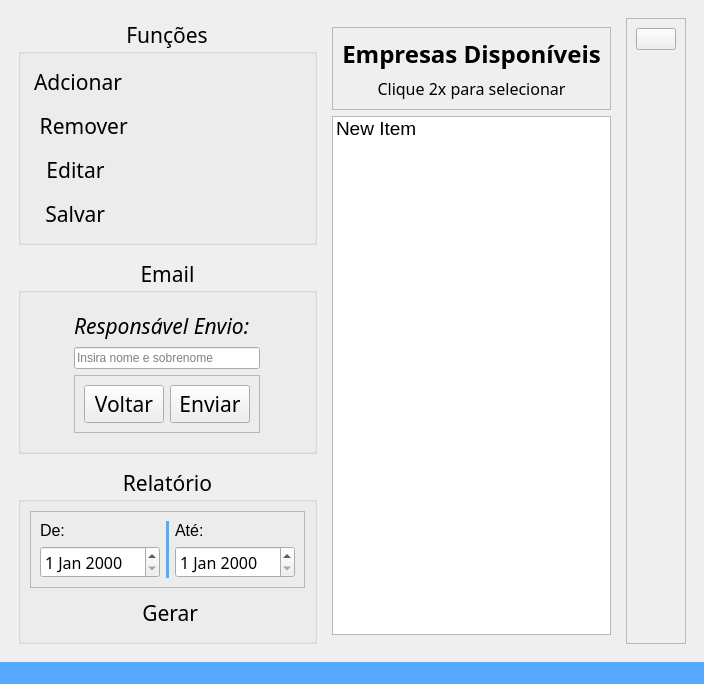
The window that src/ui/window_pend.ui (DeltaPrice-Pedro/Pendencias_Contabeis) describes before a commit, drawn with Qt 5.
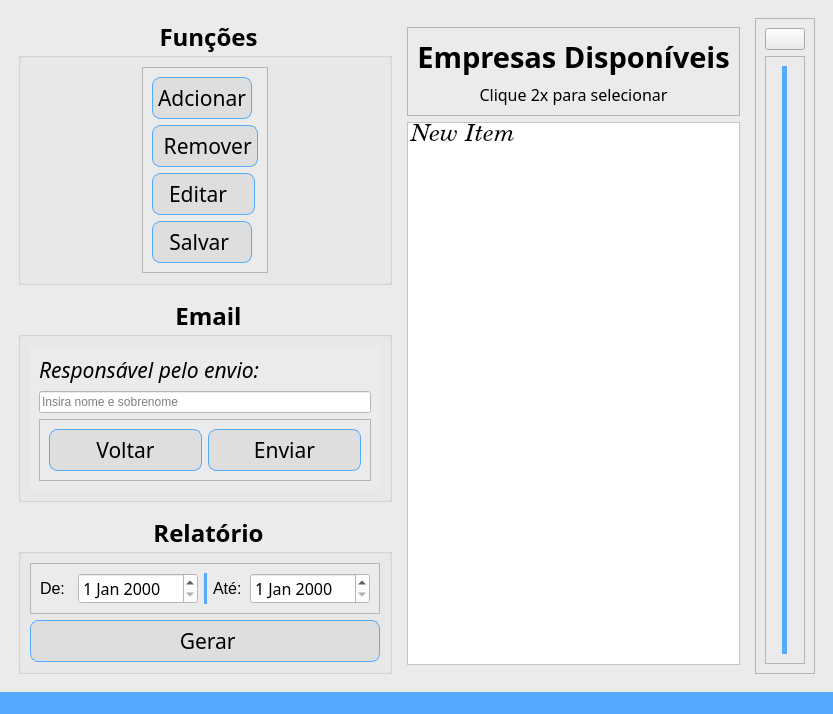
The same window after the commit. The open tabs and pages were chosen to show the change. Icons and pictures are not drawn.

Commit message: interface updt

```diff
--- a/src/ui/window_pend.ui
+++ b/src/ui/window_pend.ui
@@ -6,13 +6,19 @@
    <rect>
     <x>0</x>
     <y>0</y>
-    <width>635</width>
-    <height>652</height>
+    <width>764</width>
+    <height>677</height>
    </rect>
   </property>
   <property name="windowTitle">
    <string>Pendências Contábeis</string>
   </property>
+  <property name="autoFillBackground">
+   <bool>false</bool>
+  </property>
+  <property name="styleSheet">
+   <string notr="true">background-color: rgb(235, 235, 235);</string>
+  </property>
   <widget class="QWidget" name="centralwidget">
    <layout class="QGridLayout" name="gridLayout">
     <item row="1" column="0" colspan="2">
@@ -45,9 +51,14 @@
               </property>
               <property name="font">
                <font>
-                <pointsize>14</pointsize>
+                <family>Century</family>
+                <pointsize>18</pointsize>
+                <italic>true</italic>
                </font>
               </property>
+              <property name="styleSheet">
+               <string notr="true">background-color: rgb(255, 255, 255);</string>
+              </property>
               <item>
                <property name="text">
                 <string>New Item</string>
@@ -69,7 +80,7 @@
                  <property name="font">
                   <font>
                    <family>Tw Cen MT</family>
-                   <pointsize>18</pointsize>
+                   <pointsize>22</pointsize>
                    <bold>true</bold>
                   </font>
                  </property>
@@ -193,7 +204,50 @@
             </widget>
            </item>
            <item>
-            <spacer name="verticalSpacer">
+            <widget class="QFrame" name="frame_5">
+             <property name="frameShape">
+              <enum>QFrame::Shape::StyledPanel</enum>
+             </property>
+             <property name="frameShadow">
+              <enum>QFrame::Shadow::Raised</enum>
+             </property>
+             <layout class="QHBoxLayout" name="horizontalLayout_4">
+              <item>
+               <widget class="Line" name="line_3">
+                <property name="sizePolicy">
+                 <sizepolicy hsizetype="Maximum" vsizetype="Minimum">
+                  <horstretch>0</horstretch>
+                  <verstretch>0</verstretch>
+                 </sizepolicy>
+                </property>
+                <property name="minimumSize">
+                 <size>
+                  <width>5</width>
+                  <height>0</height>
+                 </size>
+                </property>
+                <property name="styleSheet">
+                 <string notr="true">background-color: rgb(85, 170, 255);</string>
+                </property>
+                <property name="lineWidth">
+                 <number>0</number>
+                </property>
+                <property name="midLineWidth">
+                 <number>0</number>
+                </property>
+                <property name="orientation">
+                 <enum>Qt::Orientation::Vertical</enum>
+                </property>
+               </widget>
+              </item>
+             </layout>
+            </widget>
+           </item>
+          </layout>
+         </widget>
+        </item>
+        <item row="3" column="0">
+         <spacer name="verticalSpacer_3">
              <property name="orientation">
               <enum>Qt::Orientation::Vertical</enum>
              </property>
@@ -204,9 +258,6 @@
               </size>
              </property>
             </spacer>
-           </item>
-          </layout>
-         </widget>
         </item>
         <item row="2" column="0">
          <widget class="QGroupBox" name="groupBox_email">
@@ -219,8 +270,8 @@
           <property name="font">
            <font>
             <family>Tw Cen MT</family>
-            <pointsize>16</pointsize>
-            <bold>false</bold>
+            <pointsize>18</pointsize>
+            <bold>true</bold>
            </font>
           </property>
           <property name="title">
@@ -244,6 +295,12 @@
                <verstretch>0</verstretch>
               </sizepolicy>
              </property>
+             <property name="minimumSize">
+              <size>
+               <width>350</width>
+               <height>0</height>
+              </size>
+             </property>
              <property name="currentIndex">
               <number>0</number>
              </property>
@@ -299,7 +356,7 @@
                   </font>
                  </property>
                  <property name="text">
-                  <string>Responsável Envio:</string>
+                  <string>Responsável pelo envio:</string>
                  </property>
                 </widget>
                </item>
@@ -318,6 +375,9 @@
                    <bold>false</bold>
                   </font>
                  </property>
+                 <property name="styleSheet">
+                  <string notr="true">background-color: rgb(255, 255, 255);</string>
+                 </property>
                  <property name="placeholderText">
                   <string>Insira nome e sobrenome</string>
                  </property>
@@ -340,6 +400,22 @@
                  <layout class="QHBoxLayout" name="horizontalLayout_3">
                   <item>
                    <widget class="QPushButton" name="pushButton_cancel_email">
+                    <property name="font">
+                     <font>
+                      <family>Tw Cen MT</family>
+                      <pointsize>16</pointsize>
+                      <bold>false</bold>
+                     </font>
+                    </property>
+                    <property name="toolTip">
+                     <string>Voltar para seleção de e-mails da empresa</string>
+                    </property>
+                    <property name="styleSheet">
+                     <string notr="true">background-color: rgb(222, 222, 222);
+border: 1px solid rgb(85, 170, 255);
+padding: 5px;
+border-radius: 8px;</string>
+                    </property>
                     <property name="text">
                      <string>Voltar</string>
                     </property>
@@ -350,6 +426,22 @@
                   </item>
                   <item>
                    <widget class="QPushButton" name="pushButton_send_email">
+                    <property name="font">
+                     <font>
+                      <family>Tw Cen MT</family>
+                      <pointsize>16</pointsize>
+                      <bold>false</bold>
+                     </font>
+                    </property>
+                    <property name="toolTip">
+                     <string>Envia e-mail com assinatura do responsável</string>
+                    </property>
+                    <property name="styleSheet">
+                     <string notr="true">background-color: rgb(222, 222, 222);
+border: 1px solid rgb(85, 170, 255);
+padding: 5px;
+border-radius: 8px;</string>
+                    </property>
                     <property name="text">
                      <string>Enviar</string>
                     </property>
@@ -373,7 +465,8 @@
           <property name="font">
            <font>
             <family>Tw Cen MT</family>
-            <pointsize>16</pointsize>
+            <pointsize>18</pointsize>
+            <bold>true</bold>
            </font>
           </property>
           <property name="title">
@@ -395,35 +488,13 @@
               <enum>QFrame::Shadow::Raised</enum>
              </property>
              <layout class="QGridLayout" name="gridLayout_6">
-              <item row="1" column="2">
-               <widget class="QDateEdit" name="dateEdit_until">
-                <property name="font">
-                 <font>
-                  <family>Tw Cen MT</family>
-                  <pointsize>12</pointsize>
-                 </font>
-                </property>
-               </widget>
-              </item>
-              <item row="0" column="0">
-               <widget class="QLabel" name="label_from_sheet">
-                <property name="font">
-                 <font>
-                  <family>Arial</family>
-                  <pointsize>12</pointsize>
-                 </font>
-                </property>
-                <property name="text">
-                 <string>De:</string>
-                </property>
-               </widget>
-              </item>
-              <item row="0" column="2">
+              <item row="1" column="3">
                <widget class="QLabel" name="label_util_sheet">
                 <property name="font">
                  <font>
                   <family>Arial</family>
                   <pointsize>12</pointsize>
+                  <bold>false</bold>
                  </font>
                 </property>
                 <property name="text">
@@ -432,16 +503,48 @@
                </widget>
               </item>
               <item row="1" column="0">
+               <widget class="QLabel" name="label_from_sheet">
+                <property name="font">
+                 <font>
+                  <family>Arial</family>
+                  <pointsize>12</pointsize>
+                  <bold>false</bold>
+                 </font>
+                </property>
+                <property name="text">
+                 <string>De:</string>
+                </property>
+               </widget>
+              </item>
+              <item row="1" column="1">
                <widget class="QDateEdit" name="dateEdit_from">
                 <property name="font">
                  <font>
                   <family>Tw Cen MT</family>
                   <pointsize>12</pointsize>
+                  <bold>false</bold>
                  </font>
                 </property>
+                <property name="styleSheet">
+                 <string notr="true">background-color: rgb(255, 255, 255);</string>
+                </property>
                </widget>
               </item>
-              <item row="0" column="1" rowspan="2">
+              <item row="1" column="4">
+               <widget class="QDateEdit" name="dateEdit_until">
+                <property name="font">
+                 <font>
+                  <family>Tw Cen MT</family>
+                  <pointsize>12</pointsize>
+                  <bold>false</bold>
+                 </font>
+                </property>
+                <property name="styleSheet">
+                 <string notr="true">background-color: rgb(255, 255, 255);</string>
+                </property>
+               </widget>
+              </item>
+              <item row="1" column="2">
                <widget class="Line" name="line">
                 <property name="minimumSize">
                  <size>
@@ -481,6 +584,15 @@
                <bold>false</bold>
               </font>
              </property>
+             <property name="cursor">
+              <cursorShape>PointingHandCursor</cursorShape>
+             </property>
+             <property name="styleSheet">
+              <string notr="true">background-color: rgb(222, 222, 222);
+border: 1px solid rgb(85, 170, 255);
+padding: 5px;
+border-radius: 8px;</string>
+             </property>
              <property name="text">
               <string> Gerar</string>
              </property>
@@ -493,9 +605,6 @@
                <height>30</height>
               </size>
              </property>
-             <property name="flat">
-              <bool>true</bool>
-             </property>
             </widget>
            </item>
           </layout>
@@ -525,7 +634,8 @@
           <property name="font">
            <font>
             <family>Tw Cen MT</family>
-            <pointsize>16</pointsize>
+            <pointsize>18</pointsize>
+            <bold>true</bold>
            </font>
           </property>
           <property name="title">
@@ -537,7 +647,22 @@
           <property name="flat">
            <bool>true</bool>
           </property>
-          <layout class="QVBoxLayout" name="verticalLayout">
+          <layout class="QHBoxLayout" name="horizontalLayout_5">
+           <item>
+            <widget class="QFrame" name="frame_6">
+             <property name="sizePolicy">
+              <sizepolicy hsizetype="Maximum" vsizetype="Preferred">
+               <horstretch>0</horstretch>
+               <verstretch>0</verstretch>
+              </sizepolicy>
+             </property>
+             <property name="frameShape">
+              <enum>QFrame::Shape::StyledPanel</enum>
+             </property>
+             <property name="frameShadow">
+              <enum>QFrame::Shadow::Raised</enum>
+             </property>
+             <layout class="QVBoxLayout" name="verticalLayout_8">
            <item>
             <widget class="QPushButton" name="pushButton_add_func">
              <property name="sizePolicy">
@@ -546,9 +671,22 @@
                <verstretch>0</verstretch>
               </sizepolicy>
              </property>
+                <property name="font">
+                 <font>
+                  <family>Tw Cen MT</family>
+                  <pointsize>16</pointsize>
+                  <bold>false</bold>
+                 </font>
+                </property>
              <property name="cursor">
               <cursorShape>PointingHandCursor</cursorShape>
              </property>
+                <property name="styleSheet">
+                 <string notr="true">background-color: rgb(222, 222, 222);
+border: 1px solid rgb(85, 170, 255);
+padding: 5px;
+border-radius: 8px;</string>
+                </property>
              <property name="text">
               <string>Adcionar</string>
              </property>
@@ -562,9 +700,6 @@
                <height>40</height>
               </size>
              </property>
-             <property name="flat">
-              <bool>true</bool>
-             </property>
             </widget>
            </item>
            <item>
@@ -575,9 +710,22 @@
                <verstretch>0</verstretch>
               </sizepolicy>
              </property>
+                <property name="font">
+                 <font>
+                  <family>Tw Cen MT</family>
+                  <pointsize>16</pointsize>
+                  <bold>false</bold>
+                 </font>
+                </property>
              <property name="cursor">
               <cursorShape>PointingHandCursor</cursorShape>
              </property>
+                <property name="styleSheet">
+                 <string notr="true">background-color: rgb(222, 222, 222);
+border: 1px solid rgb(85, 170, 255);
+padding: 5px;
+border-radius: 8px;</string>
+                </property>
              <property name="text">
               <string> Remover</string>
              </property>
@@ -591,9 +739,6 @@
                <height>35</height>
               </size>
              </property>
-             <property name="flat">
-              <bool>true</bool>
-             </property>
             </widget>
            </item>
            <item>
@@ -604,8 +749,24 @@
                <verstretch>0</verstretch>
               </sizepolicy>
              </property>
+                <property name="font">
+                 <font>
+                  <family>Tw Cen MT</family>
+                  <pointsize>16</pointsize>
+                  <bold>false</bold>
+                 </font>
+                </property>
+                <property name="cursor">
+                 <cursorShape>PointingHandCursor</cursorShape>
+                </property>
+                <property name="styleSheet">
+                 <string notr="true">background-color: rgb(222, 222, 222);
+border: 1px solid rgb(85, 170, 255);
+padding: 5px;
+border-radius: 8px;</string>
+                </property>
              <property name="text">
-              <string>  Editar</string>
+                 <string>  Editar    </string>
              </property>
              <property name="icon">
               <iconset theme="QIcon::ThemeIcon::MailMessageNew"/>
@@ -616,9 +777,6 @@
                <height>30</height>
               </size>
              </property>
-             <property name="flat">
-              <bool>true</bool>
-             </property>
             </widget>
            </item>
            <item>
@@ -629,6 +787,25 @@
                <verstretch>0</verstretch>
               </sizepolicy>
              </property>
+                <property name="font">
+                 <font>
+                  <family>Tw Cen MT</family>
+                  <pointsize>16</pointsize>
+                  <bold>false</bold>
+                 </font>
+                </property>
+                <property name="cursor">
+                 <cursorShape>PointingHandCursor</cursorShape>
+                </property>
+                <property name="toolTip">
+                 <string>Salva as alterações descritas em cores</string>
+                </property>
+                <property name="styleSheet">
+                 <string notr="true">background-color: rgb(222, 222, 222);
+border: 1px solid rgb(85, 170, 255);
+padding: 5px;
+border-radius: 8px;</string>
+                </property>
              <property name="text">
               <string>  Salvar   </string>
              </property>
@@ -641,26 +818,13 @@
                <height>30</height>
               </size>
              </property>
-             <property name="flat">
-              <bool>true</bool>
-             </property>
             </widget>
            </item>
           </layout>
          </widget>
         </item>
-        <item row="3" column="0">
-         <spacer name="verticalSpacer_3">
-          <property name="orientation">
-           <enum>Qt::Orientation::Vertical</enum>
-          </property>
-          <property name="sizeHint" stdset="0">
-           <size>
-            <width>20</width>
-            <height>40</height>
-           </size>
-          </property>
-         </spacer>
+          </layout>
+         </widget>
         </item>
        </layout>
       </widget>
```
Left out of the diff: 45 changed lines with no effect on the pictures. Lines whose indentation alone changed are shown as unchanged. The commit also changes 4 other files.
